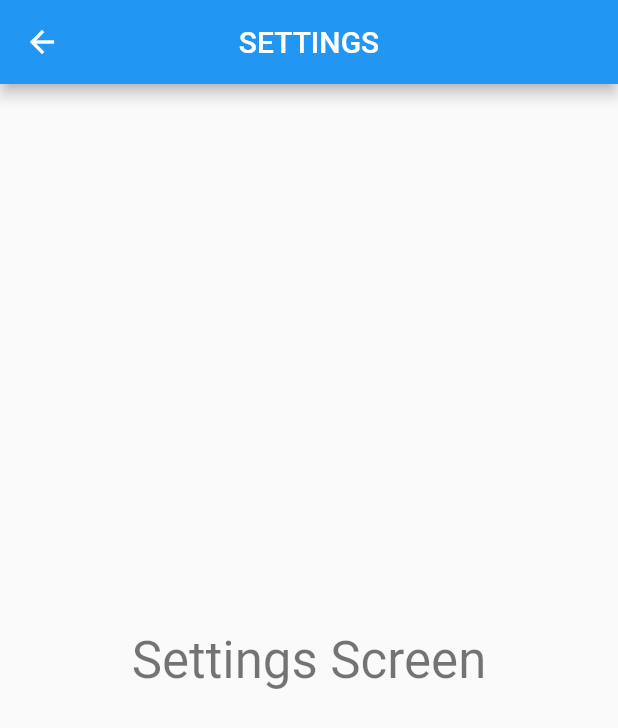
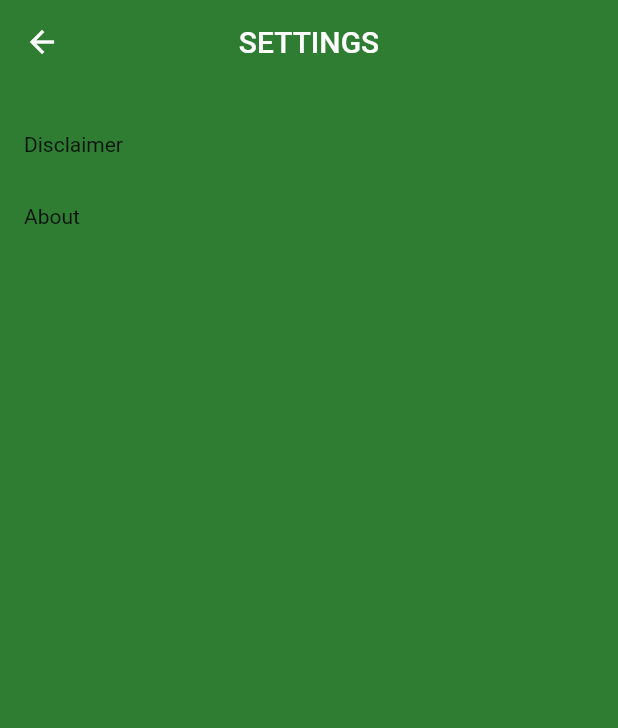
Before and after one commit to bguneys/Compact-Project-Cost-Calculator, a Flutter app: the SettingsScreen screen opened directly, on a phone screen of 412 x 824 dp. Shown: the top 728 px of the screen. Run offline on Flutter 3.47's test engine with Material 2 defaults, Android fonts, the phone set to English and light mode, and no system bars; our stand-ins replace sqflite; missing offline and left inert: dart:ffi; accounts and stored records are empty.

Commit message:
- Hiding soft keyboard and TextFormfield clearing after adding projects functionality added. - SettingsScreen.dart adjusted. DisclaimerScreen.dart and AboutScreen.dart added.

```diff
--- a/lib/routes/SettingsScreen.dart
+++ b/lib/routes/SettingsScreen.dart
@@ -1,20 +1,101 @@
 import 'package:flutter/material.dart';
+
+import 'AboutScreen.dart';
+import 'DisclaimerScreen.dart';
 
 class SettingsScreen extends StatelessWidget {
   @override
   Widget build(BuildContext context) {
     return Scaffold(
+      backgroundColor: Colors.green[800],
 
       appBar: AppBar(
         title: Text("SETTINGS"),
+        backgroundColor: Colors.green[800],
+        elevation: 0.0,
         centerTitle: true,
       ),
 
-      body: Center(
+      body: Container(
         child: Column(
-          mainAxisAlignment: MainAxisAlignment.center,
           children: <Widget>[
-            Text("Settings Screen", style: Theme.of(context).textTheme.headline4),
+            Row(
+              children: <Widget>[
+                Expanded(
+                  child: Padding(
+                    padding: const EdgeInsets.fromLTRB(0.0, 16.0, 0.0, 0.0),
+                    child: InkWell(
+                        splashColor: Colors.blue.withAlpha(30),
+                        onTap: () {
+                          Navigator.push(
+                            context,
+                            MaterialPageRoute(builder: (context) => DisclaimerScreen()),
+                          );
+                        },
+                        child: Padding(
+                          padding: const EdgeInsets.all(16.0),
+                          child: Text("Disclaimer"),
+                        ),
+                      ),
+                  ),
+                ),
+              ],
+            ),
+
+            Row(
+              children: <Widget>[
+                Expanded(
+                    child: InkWell(
+                      splashColor: Colors.blue.withAlpha(30),
+                      onTap: () {
+                        Navigator.push(
+                          context,
+                          MaterialPageRoute(builder: (context) => AboutScreen()),
+                        );
+                      },
+                      child: Padding(
+                        padding: const EdgeInsets.all(16.0),
+                        child: Text("About"),
+                      ),
+                    ),
+                ),
+              ],
+            ),
+/*
+            Row(
+              children: <Widget>[
+                Expanded(
+                  child: InkWell(
+                    splashColor: Colors.blue.withAlpha(30),
+                    onTap: () {
+                      print('Item tapped.');
+                    },
+                    child: Padding(
+                      padding: const EdgeInsets.all(16.0),
+                      child: Text("Share the app"),
+                    ),
+                  ),
+                ),
+              ],
+            ),
+
+            Row(
+              children: <Widget>[
+                Expanded(
+                  child: InkWell(
+                    splashColor: Colors.blue.withAlpha(30),
+                    onTap: () {
+                      print('Item tapped.');
+                    },
+                    child: Padding(
+                      padding: const EdgeInsets.all(16.0),
+                      child: Text("Rate the app"),
+                    ),
+                  ),
+                ),
+              ],
+            ),
+ */
           ],
         ),
       ) ,
```
Also changed, not shown: lib/routes/AboutScreen.dart (added, +34 -0 lines), lib/routes/DisclaimerScreen.dart (added, +34 -0 lines), lib/routes/MainScreen.dart (+45 -3 lines), lib/routes/ProjectDetailsScreen.dart (+38 -3 lines).
